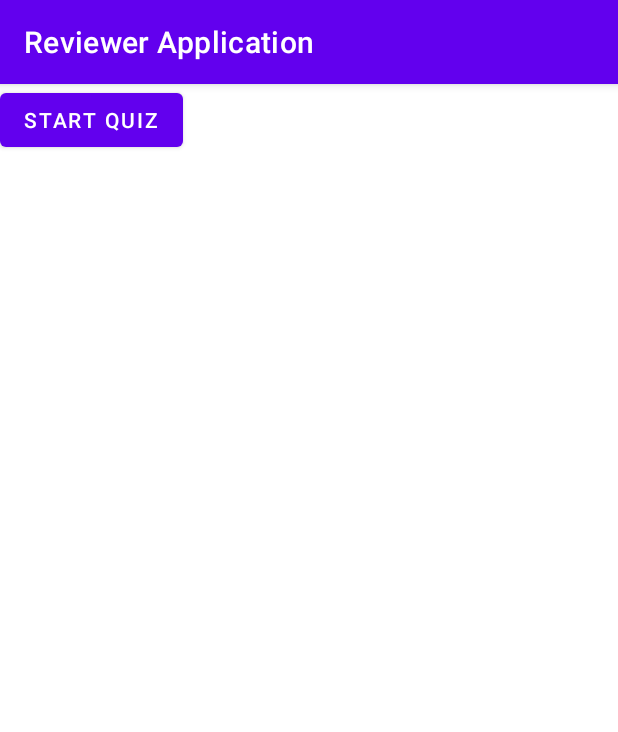
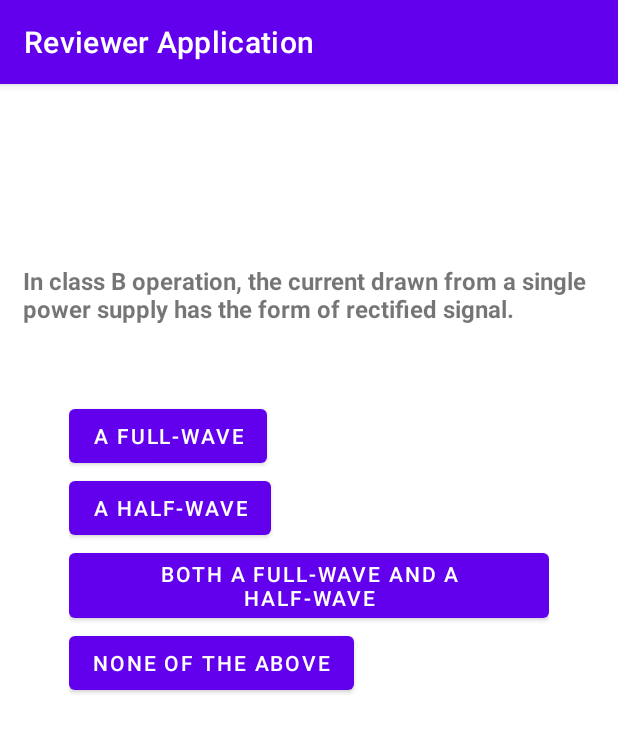
Before and after one commit to sanchezjamm/ReviewerApp, an Android app: the DisplayQuizApp screen opened directly, with no data from a screen before it, after a tap on "START QUIZ", on a phone screen of 412 x 824 dp. Shown: the top 732 px of the screen. Run offline under Robolectric (Android 15) with nearby library versions, the phone set to English and light mode, and no system bars.

Commit message:
Review App Updated

```diff
--- a/app/src/main/java/com/example/reviewerappproject/DisplayQuizApp.kt
+++ b/app/src/main/java/com/example/reviewerappproject/DisplayQuizApp.kt
@@ -1,13 +1,18 @@
 package com.example.reviewerappproject
 
 import android.os.Bundle
-import android.util.Log
+import android.view.View
+import android.widget.Toast
 import androidx.appcompat.app.AppCompatActivity
+import androidx.core.view.isVisible
 import com.example.reviewerappproject.databinding.ActivityDisplayquizBinding
 
-class DisplayQuizApp : AppCompatActivity(),QuizHelper.QuestionsInterface{
+class DisplayQuizApp : AppCompatActivity(),QuizHelper.QuestionsInterface, View.OnClickListener{
     private lateinit var quizHelper: QuizHelper
     private lateinit var binding: ActivityDisplayquizBinding
+    private var correctAnswer:Int = -1
+    private var clickedButton:Int = -1
+    private var questionsAnswered:Int = 0
 
     override fun onCreate(savedInstanceState: Bundle?) {
         super.onCreate(savedInstanceState)
@@ -19,11 +24,109 @@ class DisplayQuizApp : AppCompatActivity(),QuizHelper.QuestionsInterface{
             quizHelper.getQuestions()
         }
 
+
+        binding.txtQuestion.isVisible = false
+        binding.button1.isVisible = false
+        binding.button2.isVisible = false
+        binding.button3.isVisible = false
+        binding.button4.isVisible = false
+
+
+        binding.button1.setOnClickListener(this)
+        binding.button2.setOnClickListener(this)
+        binding.button3.setOnClickListener(this)
+        binding.button4.setOnClickListener(this)
     }
 
     override fun getQuestion(question: String, answersList: List<String>, correctAnswerIndex: Int) {
-        Log.d(DisplayQuizApp::class.simpleName,question)
-        Log.d(DisplayQuizApp::class.simpleName,answersList.toString())
-        Log.d(DisplayQuizApp::class.simpleName,correctAnswerIndex.toString())
+//        Log.d(DisplayQuizApp::class.simpleName,question)
+//        Log.d(DisplayQuizApp::class.simpleName,answersList.toString())
+//        Log.d(DisplayQuizApp::class.simpleName,correctAnswerIndex.toString())
+
+        correctAnswer = correctAnswerIndex
+        binding.txtQuestion.text = question
+        binding.button1.text = answersList[0].toString()
+        binding.button2.text = answersList[1].toString()
+        binding.button3.text = answersList[2].toString()
+        binding.button4.text = answersList[3].toString()
+
+        binding.btnQuiz.isVisible = false
+        binding.btnQuiz.isEnabled = false
+        binding.txtResult.isVisible = false
+
+        binding.txtQuestion.isVisible = true
+        binding.button1.isVisible = true
+        binding.button2.isVisible = true
+        binding.button3.isVisible = true
+        binding.button4.isVisible = true
+
+        binding.button1.isEnabled = true
+        binding.button2.isEnabled = true
+        binding.button3.isEnabled = true
+        binding.button4.isEnabled = true
+
+
+        questionsAnswered++
+        if (questionsAnswered==11){
+            binding.txtQuestion.isVisible = false
+            binding.button1.isVisible = false
+            binding.button2.isVisible = false
+            binding.button3.isVisible = false
+            binding.button4.isVisible = false
+
+            binding.btnQuiz.isVisible = true
+            binding.btnQuiz.isEnabled = true
+
+            binding.txtResult.isVisible = true
+            binding.txtResult.text = "Quiz is finished!"
+
+            questionsAnswered = 0
+        }
+    }
+
+    override fun onClick(p0: View?) {
+
+        when(p0!!.id){
+            (R.id.button1) -> {
+                clickedButton=0
+                evaluateAnswer(clickedButton,correctAnswer)
+            }
+            (R.id.button2) -> {
+                clickedButton=1
+                evaluateAnswer(clickedButton,correctAnswer)
+            }
+            (R.id.button3) -> {
+                clickedButton=2
+                evaluateAnswer(clickedButton,correctAnswer)
+            }
+            (R.id.button4) -> {
+                clickedButton=3
+                evaluateAnswer(clickedButton,correctAnswer)
+            }
+        }
+    }
+
+    private fun evaluateAnswer(clickedButton:Int, correctAnswer:Int){
+        if (clickedButton == correctAnswer) {
+            Toast.makeText(this,"You are correct!", Toast.LENGTH_SHORT).show()
+            quizHelper.getQuestions()
+        } else {
+            Toast.makeText(this,"You are wrong!", Toast.LENGTH_SHORT).show()
+            when(clickedButton) {
+                (0) -> {
+                    binding.button1.isEnabled = false
+                }
+                (1) -> {
+                    binding.button2.isEnabled = false
+                }
+                (2) -> {
+                    binding.button3.isEnabled = false
+                }
+                (3) -> {
+                    binding.button4.isEnabled = false
+                }
+            }
+
+        }
     }
 }
--- a/app/src/main/java/com/example/reviewerappproject/QuizHelper.kt
+++ b/app/src/main/java/com/example/reviewerappproject/QuizHelper.kt
@@ -21,11 +21,15 @@ class QuizHelper(context: Context) {
     //LIST OF QUESTIONS
     private val questions = mapOf(
         Pair(1, "In a class A transformer-coupled amplifier, the the value of VCEmax and the the value of VCEmin, the efficiency to (from) the theoretical limit of 50%."),
-        Pair(2, "Question 2"),
-        Pair(3, "Question 3"),
-        Pair(4, "Question 4"),
-        Pair(5, "Question 5"),
-        Pair(6, "Question 6")
+        Pair(2, "In class B operation, the current drawn from a single power supply has the form of rectified signal."),
+        Pair(3, "What is basically a two-terminal parallel-inverse combination of semiconductor layers that permits triggering in either direction?\n"),
+        Pair(4, "How many terminals does a diode have?"),
+        Pair(5, "What is the resistor value of an ideal diode in the region of conduction?"),
+        Pair(6, "What is the state of an ideal diode in the region of nonconduction?"),
+        Pair(7, "The PUT (programmable unijunction transistor) is actually a type of:\n"),
+        Pair(8, "The diode _______.\n"),
+        Pair(9, "Calculate static resistance RD of a diode having ID = 30 mA and VD = 0.75 V.\n"),
+        Pair(10, "What does a high resistance reading in both forward- and reverse-bias directions indicate?\n")
     )
 
     //LIST OF ANSWERS TO A SPECIFIC QUESTION EXAMPLE: IF IT's QUESTION 1, the answers will
@@ -41,34 +45,74 @@ class QuizHelper(context: Context) {
         ),
         Pair(
             2, listOf(
-                "C1 - Q2C",
-                "C2 - Q2",
-                "C3 - Q2",
-                "C4 - Q2"
+                "A full-wave",
+                "A half-wave",
+                "Both a full-wave and a half-wave",
+                "None of the above"
             )
         ),
         Pair(
             3, listOf(
-                "C1 - Q3",
-                "C2 - Q3",
-                "C3 - Q3",
-                "C4 - Q3C"
+                "DIAC",
+                "TRIAC",
+                "QUADRAC",
+                "Shockley Diode"
             )
         ),
         Pair(
             4, listOf(
-                "C1 - Q4",
-                "C2 - Q4",
-                "C3 - Q4C",
-                "C4 - Q4"
+                "1",
+                "2",
+                "3",
+                "4"
             )
         ),
         Pair(
             5, listOf(
-                "C1 - Q5C",
-                "C2 - Q5",
-                "C3 - Q5",
-                "C4 - Q5"
+                "0",
+                "5k",
+                "Undefined",
+                "Infinity"
+            )
+        ),
+        Pair(
+            6, listOf(
+                "An open circuit",
+                "A short circuit",
+                "Unpredictable",
+                "Undefined"
+            )
+        ),
+        Pair(
+            7, listOf(
+                "UJT thyristor",
+                "FET device",
+                "TRIAC",
+                "SCR"
+            )
+        ),
+        Pair(
+            8, listOf(
+                "is the simplest of semiconductor devices",
+                "has characteristics that closely match those of a simple switch",
+                "is a two-terminal device",
+                "All of the above"
+            )
+        ),
+        Pair(
+            9, listOf(
+                "25",
+                "40",
+                "0.04",
+                "0.025"
+            )
+        ),
+        Pair(
+            10, listOf(
+                "A good diode",
+                "An open diode",
+                "A shorted diode",
+                "A defective ohmmeter"
             )
         )
     )
@@ -78,8 +122,14 @@ class QuizHelper(context: Context) {
     private val correctAnswer = mapOf(
         Pair(1, 1),
         Pair(2, 0),
-        Pair(3, 3),
-        Pair(5, 1)
+        Pair(3, 0),
+        Pair(4, 1),
+        Pair(5, 0),
+        Pair(6, 0),
+        Pair(7, 0),
+        Pair(8, 3),
+        Pair(9, 0),
+        Pair(10, 1)
     )
 
     private fun getRandomNumber(): Int {
--- a/app/src/main/res/layout/activity_displayquiz.xml
+++ b/app/src/main/res/layout/activity_displayquiz.xml
@@ -1,14 +1,87 @@
 <?xml version="1.0" encoding="utf-8"?>
 <androidx.constraintlayout.widget.ConstraintLayout xmlns:android="http://schemas.android.com/apk/res/android"
+    xmlns:app="http://schemas.android.com/apk/res-auto"
     xmlns:tools="http://schemas.android.com/tools"
     android:layout_width="match_parent"
     android:layout_height="match_parent">
 
-    <Button
-        android:id="@+id/btn_quiz"
+    <TextView
+        android:id="@+id/txt_question"
         android:layout_width="wrap_content"
         android:layout_height="wrap_content"
-        android:text="Start Quiz"
-        tools:layout_editor_absoluteX="200dp"
-        tools:layout_editor_absoluteY="323dp" />
+        android:layout_marginTop="120dp"
+        android:text="Sample Question"
+        android:textSize="16sp"
+        android:textStyle="bold"
+        android:paddingStart="15dp"
+        android:paddingEnd="15dp"
+        app:layout_constraintEnd_toEndOf="parent"
+        app:layout_constraintStart_toStartOf="parent"
+        app:layout_constraintTop_toTopOf="parent" />
+
+    <LinearLayout
+        android:id="@+id/linearLayout"
+        android:layout_width="wrap_content"
+        android:layout_height="wrap_content"
+        android:layout_marginTop="50dp"
+        android:orientation="vertical"
+        app:layout_constraintEnd_toEndOf="parent"
+        app:layout_constraintStart_toStartOf="parent"
+        app:layout_constraintTop_toBottomOf="@+id/txt_question">
+
+        <Button
+            android:id="@+id/button1"
+            android:layout_width="wrap_content"
+            android:layout_height="wrap_content"
+            android:text="Button"
+            app:layout_constraintTop_toTopOf="parent" />
+
+        <Button
+            android:id="@+id/button2"
+            android:layout_width="wrap_content"
+            android:layout_height="wrap_content"
+            android:text="Button" />
+
+        <Button
+            android:id="@+id/button3"
+            android:layout_width="wrap_content"
+            android:layout_height="wrap_content"
+            android:text="Button" />
+
+        <Button
+            android:id="@+id/button4"
+            android:layout_width="wrap_content"
+            android:layout_height="wrap_content"
+            android:text="Button" />
+    </LinearLayout>
+
+    <LinearLayout
+        android:layout_width="wrap_content"
+        android:layout_height="wrap_content"
+        android:orientation="vertical"
+        app:layout_constraintBottom_toBottomOf="parent"
+        app:layout_constraintEnd_toEndOf="parent"
+        app:layout_constraintStart_toStartOf="parent"
+        android:layout_marginBottom="50dp"
+        android:gravity="center">
+
+        <TextView
+            android:id="@+id/txt_result"
+            android:layout_width="wrap_content"
+            android:layout_height="wrap_content"
+            android:textStyle="bold"
+            android:textAlignment="center"
+            android:textSize="16sp"
+            android:text="Here is the result of the quiz"
+            android:visibility="invisible"/>
+
+        <Button
+            android:id="@+id/btn_quiz"
+            android:layout_width="wrap_content"
+            android:layout_height="wrap_content"
+            android:text="Start Quiz" />
+    </LinearLayout>
+
+
+
 </androidx.constraintlayout.widget.ConstraintLayout>
```
